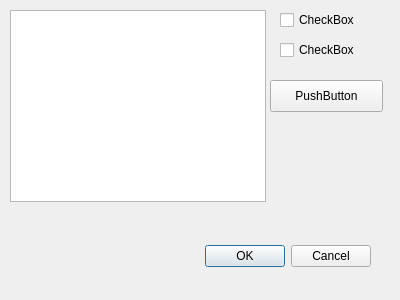
d-legg/spatialFinal-, file censusPlugin/census_tool/census_tool_dialog_base.ui: the form before one commit.
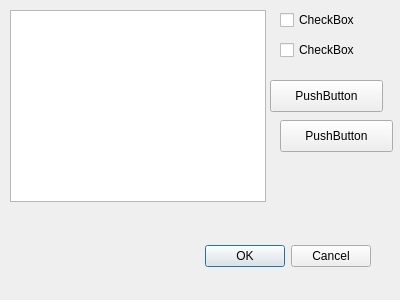
The form after the commit.

```diff
--- a/censusPlugin/census_tool/census_tool_dialog_base.ui
+++ b/censusPlugin/census_tool/census_tool_dialog_base.ui
@@ -78,6 +78,19 @@
     <string>PushButton</string>
    </property>
   </widget>
+  <widget class="QPushButton" name="pushButton_2">
+   <property name="geometry">
+    <rect>
+     <x>280</x>
+     <y>120</y>
+     <width>113</width>
+     <height>32</height>
+    </rect>
+   </property>
+   <property name="text">
+    <string>PushButton</string>
+   </property>
+  </widget>
  </widget>
  <resources/>
  <connections>
```
